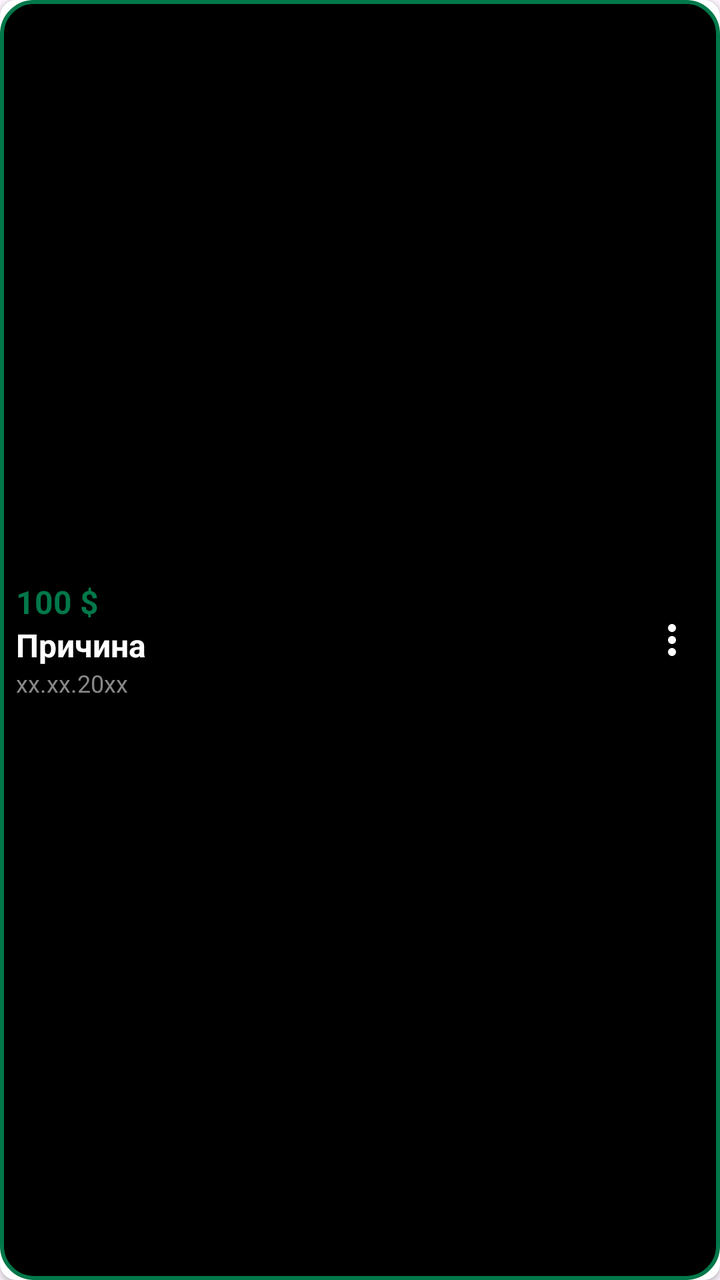
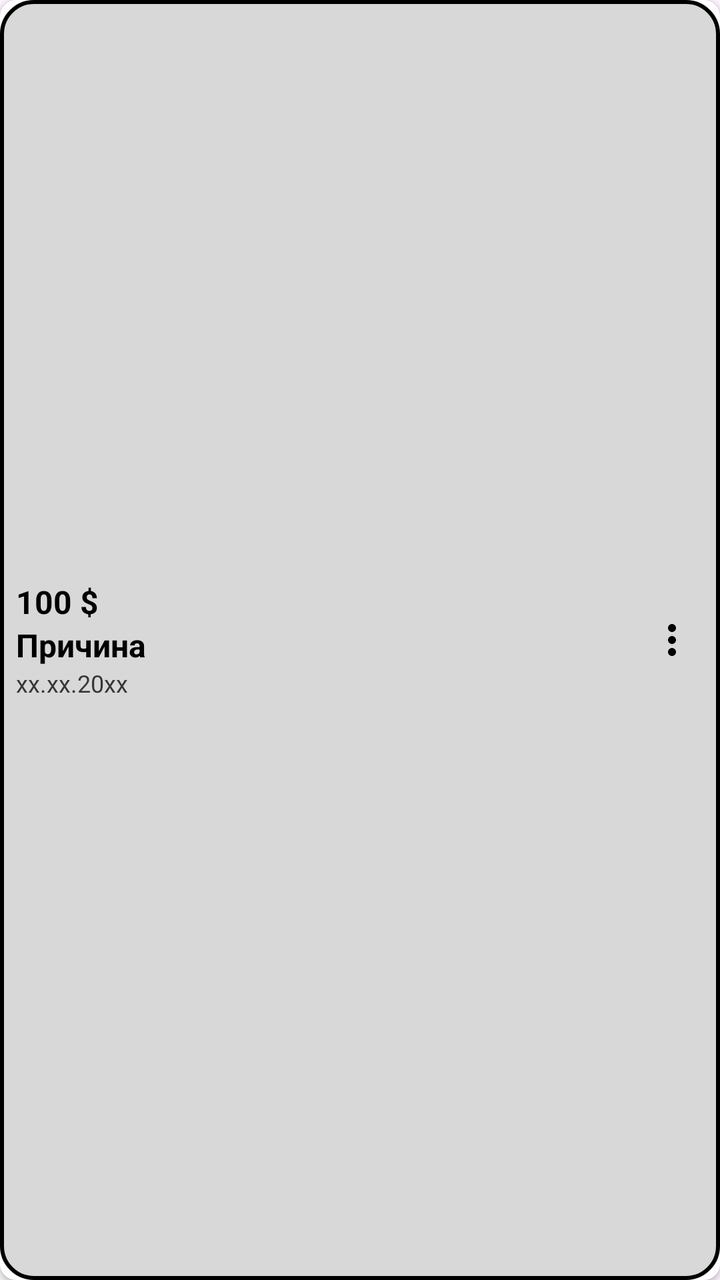

Screens rendered from an Android XML layout before and after an edit, with the pre-edit source and the edit as a unified diff.
<!-- AndroidManifest.xml: application theme Theme.LemonSoftBag -->
<!-- res/layout/data_list.xml -->
<?xml version="1.0" encoding="utf-8"?>
<androidx.cardview.widget.CardView xmlns:android="http://schemas.android.com/apk/res/android"
    android:layout_width="match_parent"
    xmlns:app="http://schemas.android.com/apk/res-auto"
    app:cardCornerRadius="8dp"
    android:layout_margin="8dp"
    app:cardElevation="2dp"
    android:clickable="true"
    android:focusable="true"
    android:foreground="?attr/selectableItemBackground"
    android:layout_height="85dp">

    <LinearLayout
        android:background="@drawable/round"
        android:layout_width="match_parent"
        android:layout_height="match_parent"
        android:orientation="horizontal"
        android:gravity="center_vertical"
        android:padding="8dp">

        
        <LinearLayout
            android:layout_width="0dp"
            android:layout_height="wrap_content"
            android:layout_weight="1"
            android:orientation="vertical">

            <TextView
                android:id="@+id/tvBuy"
                android:layout_width="wrap_content"
                android:layout_height="wrap_content"
                android:text="100 $"
                android:textSize="16sp"
                android:textStyle="bold"
                android:textColor="@color/green"/>

            <TextView
                android:id="@+id/tvReason"
                android:layout_width="wrap_content"
                android:layout_height="wrap_content"
                android:text="Причина"
                android:textSize="16sp"
                android:textStyle="bold"
                android:textColor="@color/white"/>

            <TextView
                android:id="@+id/tvDate"
                android:layout_width="wrap_content"
                android:layout_height="wrap_content"
                android:text="xx.xx.20xx"
                android:textSize="12sp"
                android:textColor="#888888"/>

        </LinearLayout>

        
        <ImageView
            android:id="@+id/moreBtn"
            android:layout_width="32dp"
            android:layout_height="32dp"
            android:src="@drawable/ic_more_vert"
            android:padding="4dp"
            android:clickable="true"
            android:focusable="true"/>

    </LinearLayout>










</androidx.cardview.widget.CardView>
<!-- resources referenced by this layout -->
<resources>
  <color name="green">#02784A</color>
  <color name="white">#FFFFFFFF</color>
  <!-- drawable ic_more_vert (drawable) -->
  <?xml version="1.0" encoding="utf-8"?>
  <vector xmlns:android="http://schemas.android.com/apk/res/android"
      android:width="24dp"
      android:height="24dp"
      android:viewportHeight="24.0"
      android:viewportWidth="24.0">
      <path
          android:fillColor="@color/white"
          android:pathData="M12 8c1.1 0 2-.9 2-2s-.9-2-2-2-2 .9-2 2 .9 2 2 2zm0 2c-1.1 0-2 .9-2 2s.9 2 2 2 2-.9 2-2-.9-2-2-2zm0 6c-1.1 0-2 .9-2 2s.9 2 2 2 2-.9 2-2-.9-2-2-2z"/>
  </vector>
  <!-- drawable round (drawable) -->
  <?xml version="1.0" encoding="utf-8"?>
  <shape xmlns:android="http://schemas.android.com/apk/res/android">
  
  
  
      <solid
          android:color="@color/black"/>
  
      <stroke
          android:width="2dp"
          android:color="@color/green"/>
  
      <corners
          android:radius="16dp"/>
  
  
  
  
  </shape>
  <style name="Theme.LemonSoftBag" parent="Base.Theme.LemonSoftBag" />
  <color name="black">#FF000000</color>
  <style name="Base.Theme.LemonSoftBag" parent="Theme.Material3.DayNight.NoActionBar">
          
          
      </style>
</resources>

<!-- the commit's change to res/layout/data_list.xml (unified diff, before → after) -->
@@ -41,7 +41,7 @@
                 android:text="Причина"
                 android:textSize="16sp"
                 android:textStyle="bold"
-                android:textColor="@color/white"/>
+                android:textColor="@color/green"/>
 
             <TextView
                 android:id="@+id/tvDate"
@@ -49,7 +49,7 @@
                 android:layout_height="wrap_content"
                 android:text="xx.xx.20xx"
                 android:textSize="12sp"
-                android:textColor="#888888"/>
+                android:textColor="#373636"/>
 
         </LinearLayout>
 
<!-- resource entries referenced after the edit -->
@@ -1,7 +1,6 @@
 <!-- resources referenced by this layout -->
 <resources>
-  <color name="green">#02784A</color>
-  <color name="white">#FFFFFFFF</color>
+  <color name="green">#000000</color>
   <!-- drawable ic_more_vert (drawable) -->
   <?xml version="1.0" encoding="utf-8"?>
   <vector xmlns:android="http://schemas.android.com/apk/res/android"
@@ -10,7 +9,7 @@
       android:viewportHeight="24.0"
       android:viewportWidth="24.0">
       <path
-          android:fillColor="@color/white"
+          android:fillColor="@color/green"
           android:pathData="M12 8c1.1 0 2-.9 2-2s-.9-2-2-2-2 .9-2 2 .9 2 2 2zm0 2c-1.1 0-2 .9-2 2s.9 2 2 2 2-.9 2-2-.9-2-2-2zm0 6c-1.1 0-2 .9-2 2s.9 2 2 2 2-.9 2-2-.9-2-2-2z"/>
   </vector>
   <!-- drawable round (drawable) -->
@@ -34,7 +33,7 @@
   
   </shape>
   <style name="Theme.LemonSoftBag" parent="Base.Theme.LemonSoftBag" />
-  <color name="black">#FF000000</color>
+  <color name="black">#B1C7C7C7</color>
   <style name="Base.Theme.LemonSoftBag" parent="Theme.Material3.DayNight.NoActionBar">
           
           
